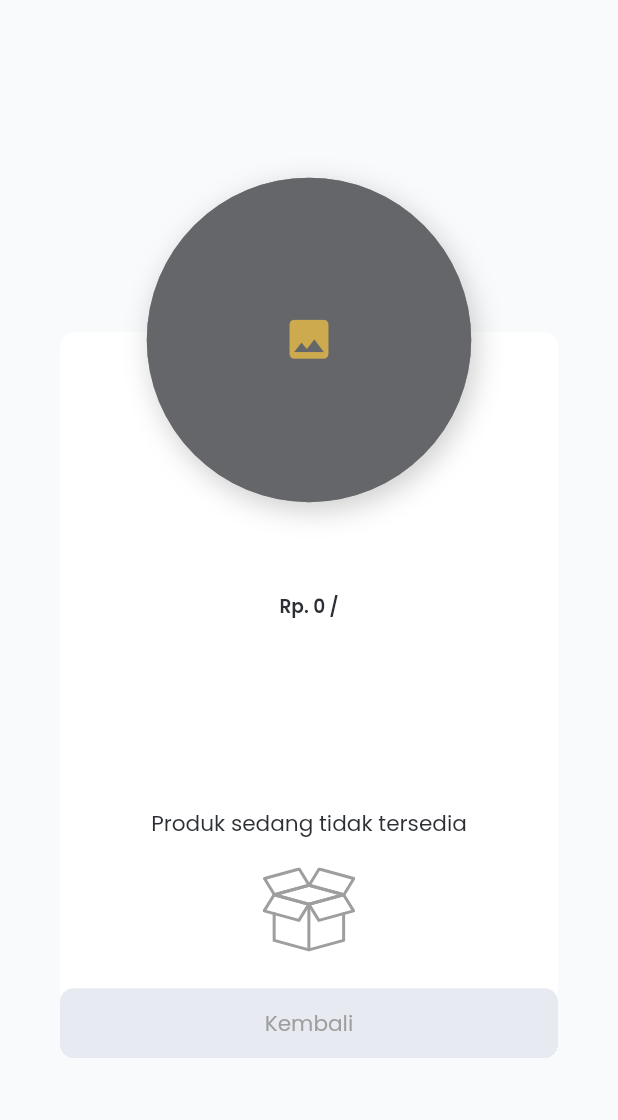
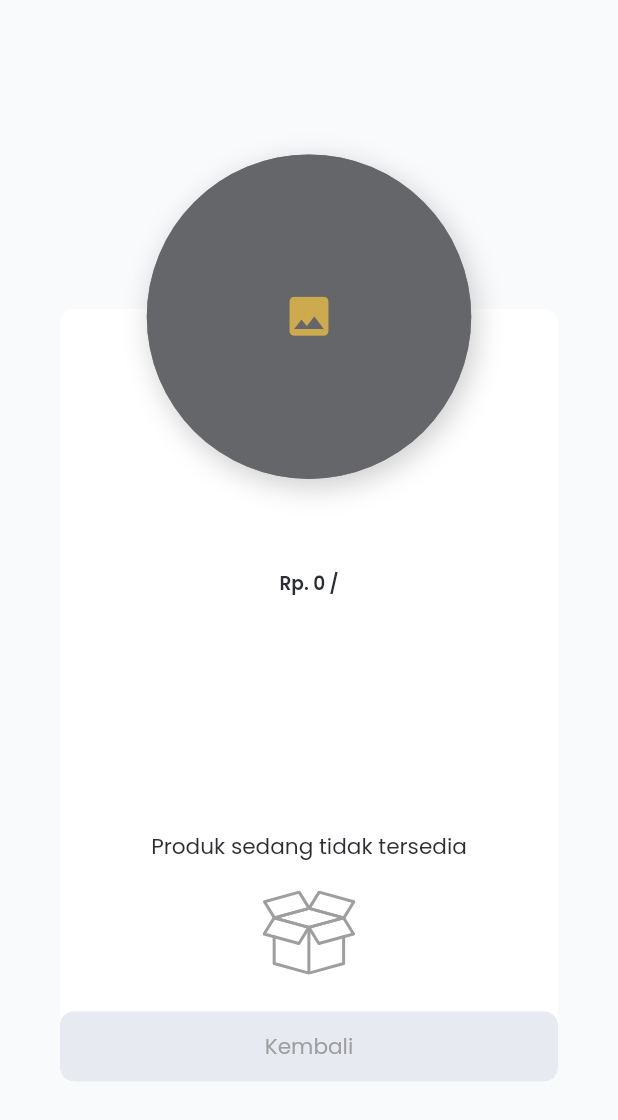
Before and after one commit to meimodev/mapalus, a Flutter app: the DialogItemDetail widget shown alone on an empty page, opened directly with empty values, on a phone screen of 412 x 824 dp. Shown: the top 1120 px of the screen. Run offline on Flutter 3.47's test engine with Material 2 defaults, Android fonts, the phone set to English and light mode, and no system bars; our stand-ins replace badges, carousel_slider, cloud_firestore, dio, firebase_auth, firebase_core and 14 more; missing offline and left inert: firebase_app_check; accounts and stored records are empty; network calls fail.

Commit message:
fixed font size adjustment on long string product name, fixed versioning issue, and other stuff

```diff
--- a/lib/app/modules/account_settings/account_settings_controller.dart
+++ b/lib/app/modules/account_settings/account_settings_controller.dart
@@ -16,8 +16,9 @@ class AccountSettingsController extends GetxController {
   UserRepo userRepo = Get.find();
 
   @override
-  void onInit() {
+  Future<void> onInit() async {
     super.onInit();
+
     if (userRepo.signedUser != null) {
       userName.value = userRepo.signedUser!.name;
       userPhone.value = userRepo.signedUser!.phone;
--- a/lib/app/widgets/dialog_item_detail.dart
+++ b/lib/app/widgets/dialog_item_detail.dart
@@ -61,10 +61,10 @@ class _DialogItemDetailState extends State<DialogItemDetail> {
 
   @override
   void dispose() {
-    super.dispose();
     tecUnit.dispose();
     tecPrice.dispose();
     keyboardSubs.cancel();
+    super.dispose();
   }
 
   @override
@@ -74,7 +74,7 @@ class _DialogItemDetailState extends State<DialogItemDetail> {
       elevation: 0,
       child: Container(
         alignment: Alignment.center,
-        height: 570.h,
+        height: 600.h,
         width: 300.w,
         color: Colors.transparent,
         child: Stack(
@@ -89,12 +89,12 @@ class _DialogItemDetailState extends State<DialogItemDetail> {
                   borderRadius: BorderRadius.all(Radius.circular(9.sp)),
                   color: Palette.cardForeground,
                 ),
-                height: 470.h,
+                height: 500.h,
                 child: Column(
                   crossAxisAlignment: CrossAxisAlignment.stretch,
                   children: [
                     isKeyboardVisible
-                        ? SizedBox(height: 210.h)
+                        ? SizedBox(height: 230.h)
                         : SizedBox(height: 135.h),
                     Expanded(
                       child: Padding(
--- a/lib/data/models/version.dart
+++ b/lib/data/models/version.dart
@@ -32,6 +32,9 @@ class Version {
           minor == other.minor &&
           patch == other.patch;
 
+  bool operator >(Version version) =>
+      major > version.major || minor > version.minor;
+
   @override
   int get hashCode => major.hashCode ^ minor.hashCode ^ patch.hashCode;
 
--- a/pubspec.yaml
+++ b/pubspec.yaml
@@ -3,7 +3,7 @@ description: Platform to support local community to hopefully be able to thrive
 
 publish_to: 'none'
 
-version: 1.0.11+11
+version: 1.1.11+12
 
 environment:
   sdk: '>=2.16.2 <3.0.0'
@@ -27,7 +27,7 @@ dependencies:
   hive: ^2.2.2
   hive_flutter: ^1.1.0
   google_maps_flutter: ^2.1.8
-  url_launcher: ^6.1.3
+  url_launcher: ^6.1.4
   firebase_messaging: ^11.4.2
   flutter_local_notifications: ^9.6.1
   transparent_image: ^2.0.0
```
Also changed, not shown: lib/app/widgets/card_product.dart (+10 -1 lines), lib/data/repo/app_repo.dart (+3 -7 lines).
